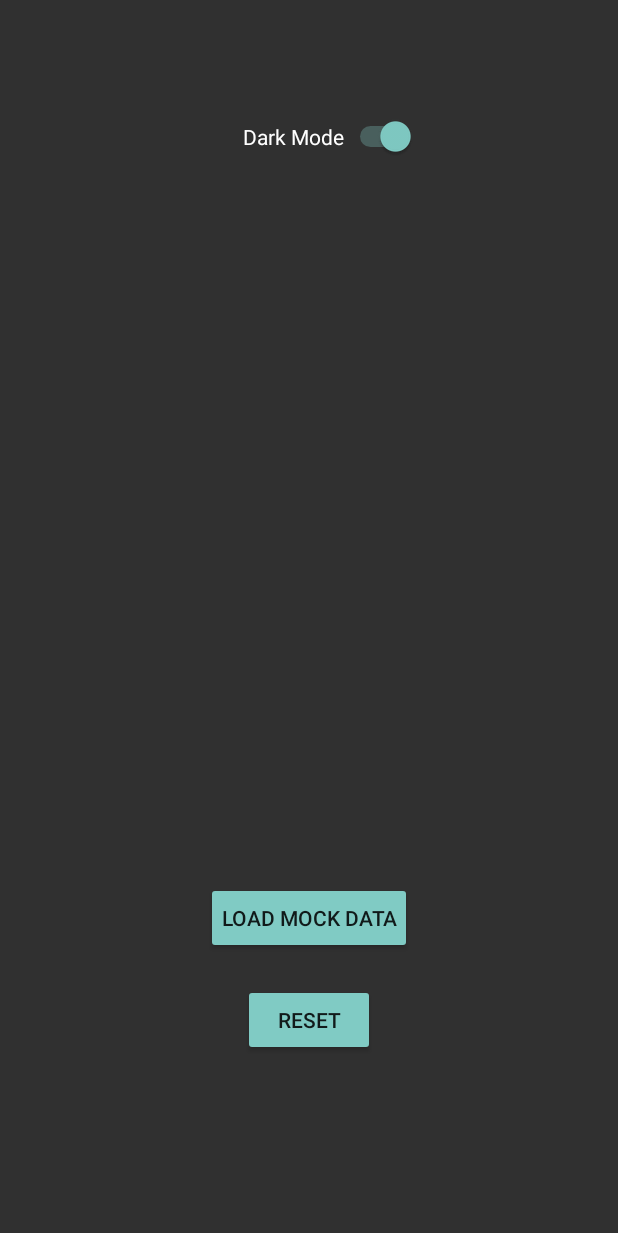
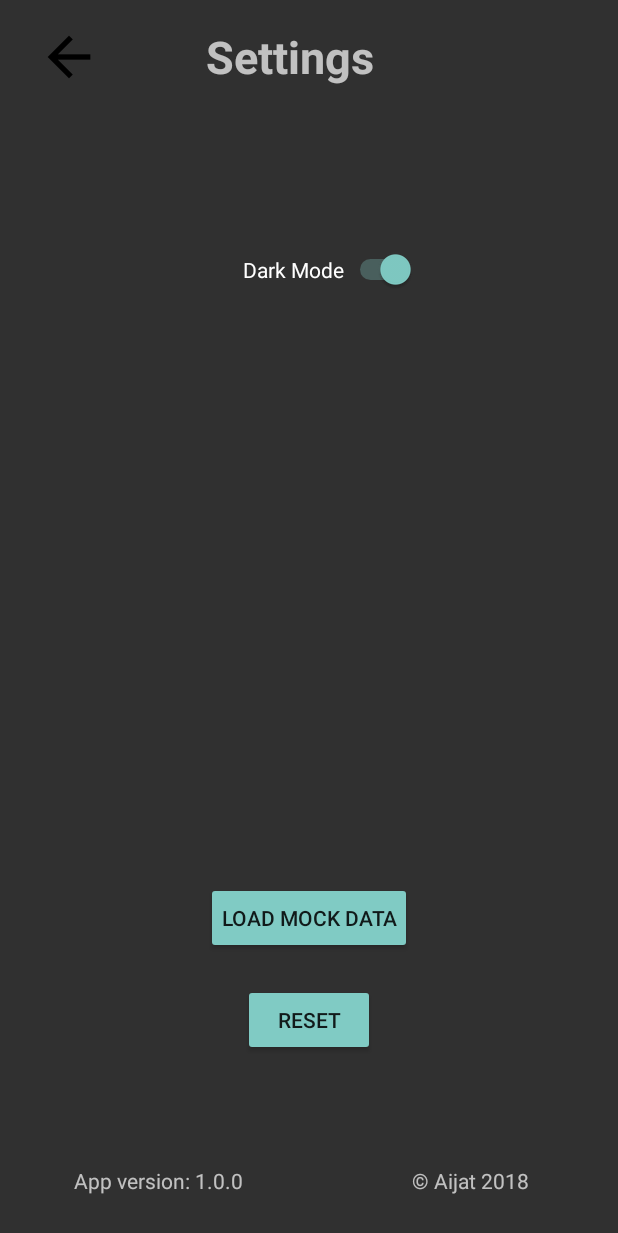
Before and after one commit to laakko/juggernaul, an Android app: the SettingsActivity screen opened directly, with no data from a screen before it, on a phone screen of 412 x 824 dp. Shown: the top 1233 px of the screen. Run offline under Robolectric (Android 15) with nearby library versions, the phone set to English and light mode, and no system bars.

Commit message:
Small UI updates

```diff
--- a/juggernaul/app/src/main/java/com/aijat/juggernaul/SettingsActivity.java
+++ b/juggernaul/app/src/main/java/com/aijat/juggernaul/SettingsActivity.java
@@ -7,6 +7,7 @@ import android.os.Bundle;
 import android.view.KeyEvent;
 import android.view.View;
 import android.widget.Button;
+import android.widget.ImageButton;
 import android.widget.Switch;
 import android.widget.Toast;
 
@@ -19,6 +20,7 @@ public class SettingsActivity extends AppCompatActivity {
 
     private Button resetBtn;
     private Button generateMockDataBtn;
+    private ImageButton backBtn;
     private Switch darkSwitch;
     // Handle back button
     @Override
@@ -81,6 +83,14 @@ public class SettingsActivity extends AppCompatActivity {
                 generateMockDataButtonClicked(v);
             }
         });
+
+        backBtn = findViewById(R.id.backButton);
+        backBtn.setOnClickListener(new View.OnClickListener() {
+            public void onClick(View v) {
+                startActivity(new Intent(SettingsActivity.this, MainActivity.class));
+            }
+        });
+
     }
 
     public void resetButtonClicked(View v) {
--- a/juggernaul/app/src/main/res/layout/activity_settings.xml
+++ b/juggernaul/app/src/main/res/layout/activity_settings.xml
@@ -33,10 +33,52 @@
         android:id="@+id/switchDark"
         android:layout_width="wrap_content"
         android:layout_height="wrap_content"
-        android:layout_alignParentTop="true"
         android:layout_alignStart="@+id/resetButton"
-        android:layout_marginTop="77dp"
+        android:layout_below="@+id/textView2"
+        android:layout_marginTop="108dp"
         android:checked="false"
         android:text="Dark Mode" />
 
+    <TextView
+        android:id="@+id/textView2"
+        android:layout_width="wrap_content"
+        android:layout_height="wrap_content"
+        android:layout_alignEnd="@+id/loadMockButton"
+        android:layout_alignParentTop="true"
+        android:layout_alignStart="@+id/loadMockButton"
+        android:layout_marginTop="17dp"
+        android:text="Settings"
+        android:textSize="30sp"
+        android:textStyle="bold" />
+
+    <ImageButton
+        android:id="@+id/backButton"
+        android:layout_width="wrap_content"
+        android:layout_height="wrap_content"
+        android:layout_alignBottom="@+id/textView2"
+        android:layout_alignParentStart="true"
+        android:layout_alignTop="@+id/textView2"
+        android:layout_marginStart="22dp"
+        android:alpha="1"
+        android:background="@null"
+        app:srcCompat="@mipmap/back_arrow" />
+
+    <TextView
+        android:id="@+id/textView9"
+        android:layout_width="wrap_content"
+        android:layout_height="wrap_content"
+        android:layout_alignParentBottom="true"
+        android:layout_marginBottom="27dp"
+        android:layout_toEndOf="@+id/loadMockButton"
+        android:text="© Aijat 2018" />
+
+    <TextView
+        android:id="@+id/textView10"
+        android:layout_width="wrap_content"
+        android:layout_height="wrap_content"
+        android:layout_alignBaseline="@+id/textView9"
+        android:layout_alignBottom="@+id/textView9"
+        android:layout_toStartOf="@+id/resetButton"
+        android:text="App version: 1.0.0" />
+
 </RelativeLayout>
```
Also changed, not shown: juggernaul/app/src/main/res/layout/activity_join_group.xml (+18 -13 lines), juggernaul/app/src/main/res/layout/activity_task.xml (+9 -8 lines), juggernaul/app/src/main/back_arrow-web.png (added), juggernaul/app/src/main/res/mipmap-hdpi/back_arrow.png (added), juggernaul/app/src/main/res/mipmap-mdpi/back_arrow.png (added), juggernaul/app/src/main/res/mipmap-xhdpi/back_arrow.png (added), juggernaul/app/src/main/res/mipmap-xxhdpi/back_arrow.png (added), juggernaul/app/src/main/res/mipmap-xxxhdpi/back_arrow.png (added).
